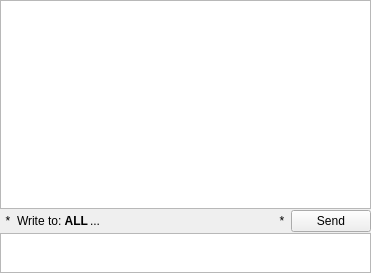
Qt form src/GuiChat.ui (hwgao/beebeep) before a commit.
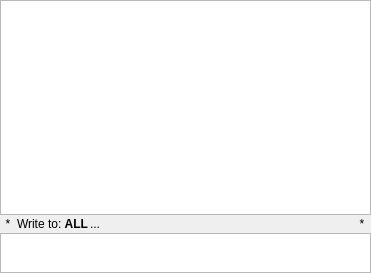
The same form after that commit. Custom widgets are drawn as their Qt base class.

```diff
--- a/src/GuiChat.ui
+++ b/src/GuiChat.ui
@@ -121,25 +121,6 @@
      </property>
     </widget>
    </item>
-   <item row="1" column="4">
-    <widget class="QPushButton" name="mp_buttonSend">
-     <property name="sizePolicy">
-      <sizepolicy hsizetype="Minimum" vsizetype="Minimum">
-       <horstretch>0</horstretch>
-       <verstretch>0</verstretch>
-      </sizepolicy>
-     </property>
-     <property name="minimumSize">
-      <size>
-       <width>0</width>
-       <height>0</height>
-      </size>
-     </property>
-     <property name="text">
-      <string>Send</string>
-     </property>
-    </widget>
-   </item>
    <item row="2" column="0" colspan="5">
     <widget class="GuiMessageEdit" name="mp_teMessage">
      <property name="sizePolicy">
```
Left out of the diff: 16 changed lines with no effect on the pictures.
